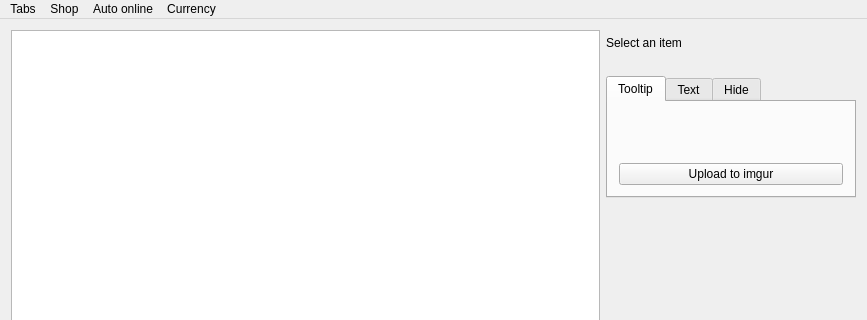
Old version of the form forms/mainwindow.ui in the repository xyzz/acquisition; both pictures show x 0 to 867 and y 0 to 320 of the 867 by 544 pixel window.
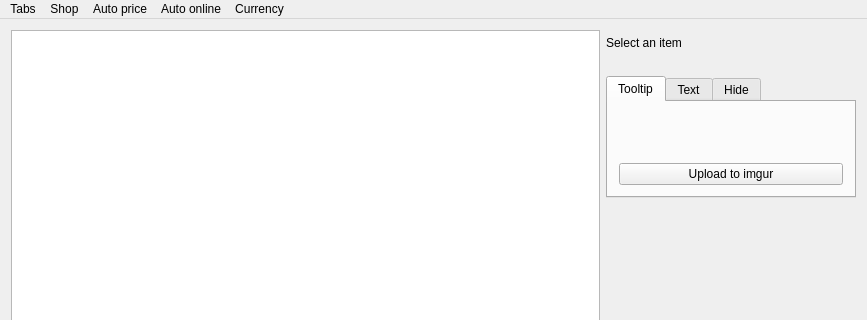
New version of the form.

Commit message: Auto price tabs

```diff
--- a/forms/mainwindow.ui
+++ b/forms/mainwindow.ui
@@ -275,6 +275,14 @@
     <addaction name="actionItems_refresh_interval"/>
     <addaction name="actionDownloadCharacters"/>
    </widget>
+   <widget class="QMenu" name="menuAutoPrice">
+    <property name="title">
+     <string>Auto price</string>
+    </property>
+    <addaction name="actionTabsAutoPrice"/>
+    <addaction name="actionTabsLimitDownloads"/>
+    <addaction name="actionTabsAutoPriceRecipes"/>
+   </widget>
    <widget class="QMenu" name="menuAuto_online">
     <property name="title">
      <string>Auto online</string>
@@ -291,6 +299,7 @@
    </widget>
    <addaction name="menuItems"/>
    <addaction name="menuShop"/>
+   <addaction name="menuAutoPrice"/>
    <addaction name="menuAuto_online"/>
    <addaction name="menuCurrency"/>
   </widget>
```
Left out of the diff: 33 changed lines with no effect on the pictures. The commit also changes 5 other files.
